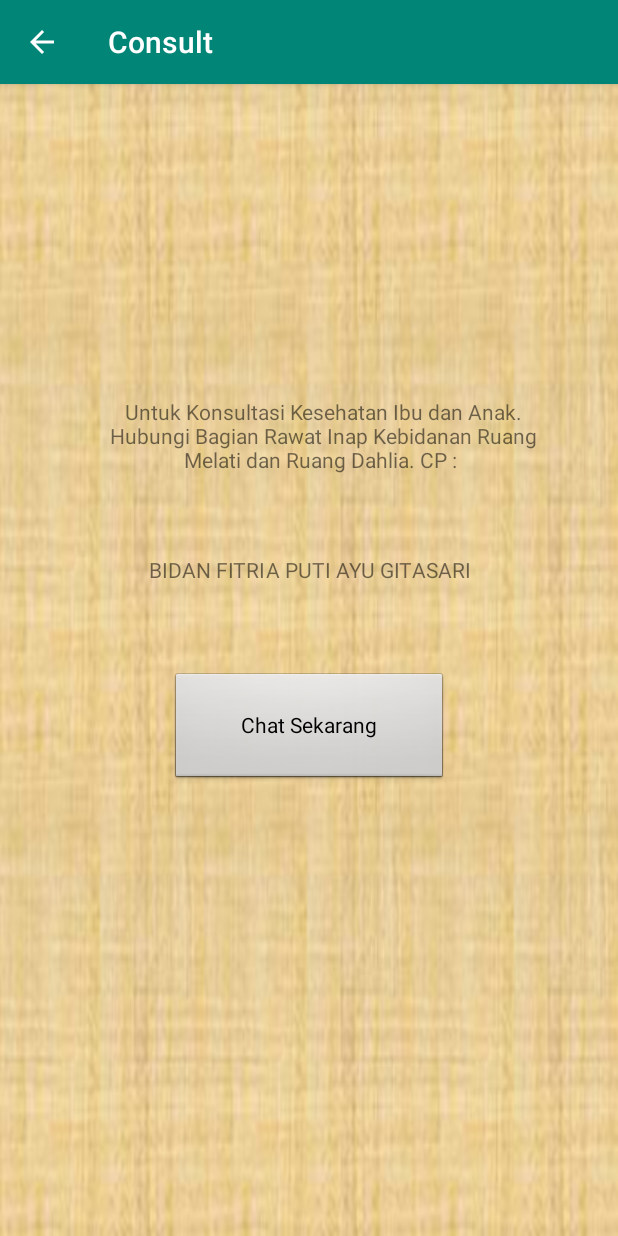
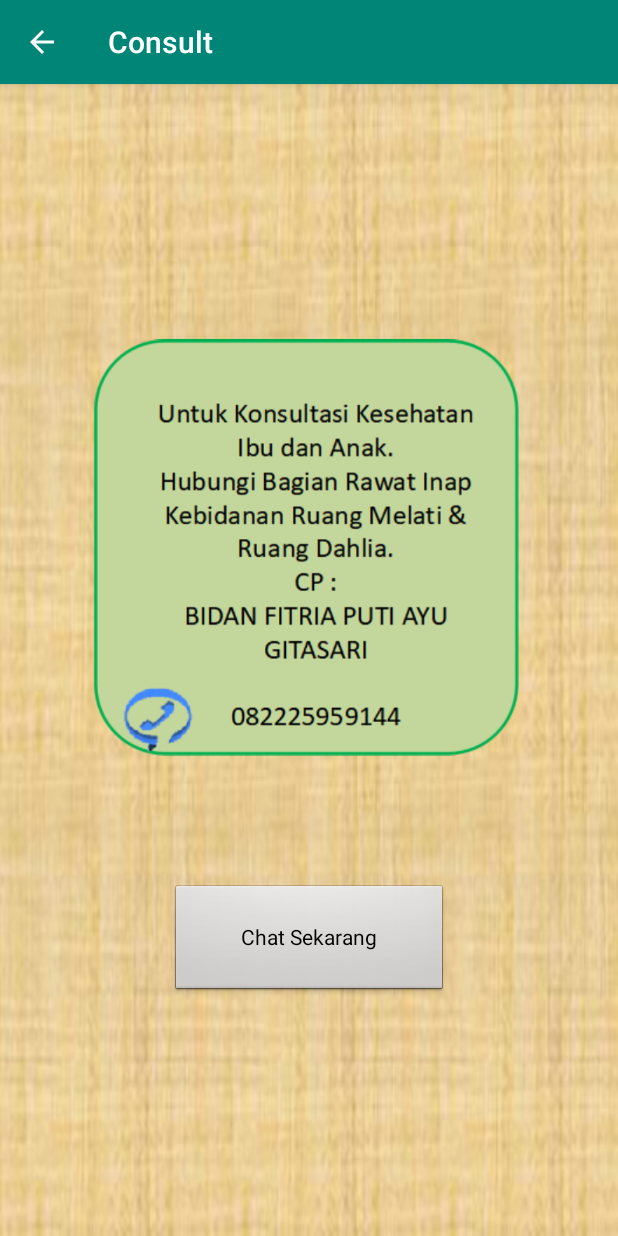
Before and after one commit to taufiqtab/MotherandBabyCare, an Android app: the Consult screen opened directly, with no data from a screen before it, on a phone screen of 412 x 824 dp. Run offline under Robolectric (Android 15) with nearby library versions, the phone set to English and light mode, and no system bars.

Commit message:
Update image icon

```diff
--- a/app/src/main/res/layout/activity_consult.xml
+++ b/app/src/main/res/layout/activity_consult.xml
@@ -7,50 +7,34 @@
     android:background="@drawable/bgcons"
     tools:context=".Consult">
 
-    <TextView
-        android:id="@+id/textView3"
-        android:layout_width="232dp"
-        android:layout_height="30dp"
-        android:layout_marginStart="155dp"
-        android:layout_marginTop="13dp"
-        android:layout_marginEnd="198dp"
-        android:layout_marginBottom="27dp"
-        android:text="BIDAN FITRIA PUTI AYU GITASARI"
-        android:textAlignment="center"
-        app:layout_constraintBottom_toTopOf="@+id/chatNow"
-        app:layout_constraintEnd_toEndOf="parent"
-        app:layout_constraintHorizontal_bias="0.38"
-        app:layout_constraintStart_toStartOf="parent"
-        app:layout_constraintTop_toBottomOf="@+id/textView2" />
-
-    <TextView
-        android:id="@+id/textView2"
-        android:layout_width="296dp"
-        android:layout_height="64dp"
-        android:layout_marginStart="155dp"
-        android:layout_marginTop="193dp"
-        android:layout_marginEnd="198dp"
-        android:layout_marginBottom="13dp"
-        android:text="Untuk Konsultasi Kesehatan Ibu dan Anak. Hubungi Bagian Rawat Inap Kebidanan Ruang Melati dan Ruang Dahlia. CP : "
-        android:textAlignment="center"
-        app:layout_constraintBottom_toTopOf="@+id/textView3"
-        app:layout_constraintEnd_toEndOf="parent"
-        app:layout_constraintHorizontal_bias="0.371"
-        app:layout_constraintStart_toStartOf="parent"
-        app:layout_constraintTop_toTopOf="parent" />
-
     <Button
         android:id="@+id/chatNow"
         style="@android:style/Widget.Button"
         android:layout_width="185dp"
         android:layout_height="75dp"
         android:layout_marginStart="8dp"
-        android:layout_marginTop="5dp"
+        android:layout_marginTop="25dp"
         android:layout_marginEnd="8dp"
-        android:layout_marginBottom="286dp"
+        android:layout_marginBottom="150dp"
         android:text="Chat Sekarang"
         app:layout_constraintBottom_toBottomOf="parent"
         app:layout_constraintEnd_toEndOf="parent"
         app:layout_constraintStart_toStartOf="parent"
-        app:layout_constraintTop_toBottomOf="@+id/textView3" />
+        app:layout_constraintTop_toBottomOf="@+id/imageView3" />
+
+    <ImageView
+        android:id="@+id/imageView3"
+        android:layout_width="339dp"
+        android:layout_height="299dp"
+        android:layout_marginStart="16dp"
+        android:layout_marginTop="150dp"
+        android:layout_marginEnd="77dp"
+        android:layout_marginBottom="40dp"
+        app:layout_constraintBottom_toTopOf="@+id/chatNow"
+        app:layout_constraintEnd_toEndOf="parent"
+        app:layout_constraintHorizontal_bias="0.476"
+        app:layout_constraintStart_toStartOf="parent"
+        app:layout_constraintTop_toTopOf="parent"
+        app:srcCompat="@drawable/contacts" />
+
 </android.support.constraint.ConstraintLayout>
```
Also changed, not shown: app/src/main/res/drawable/contacts.png (added).
